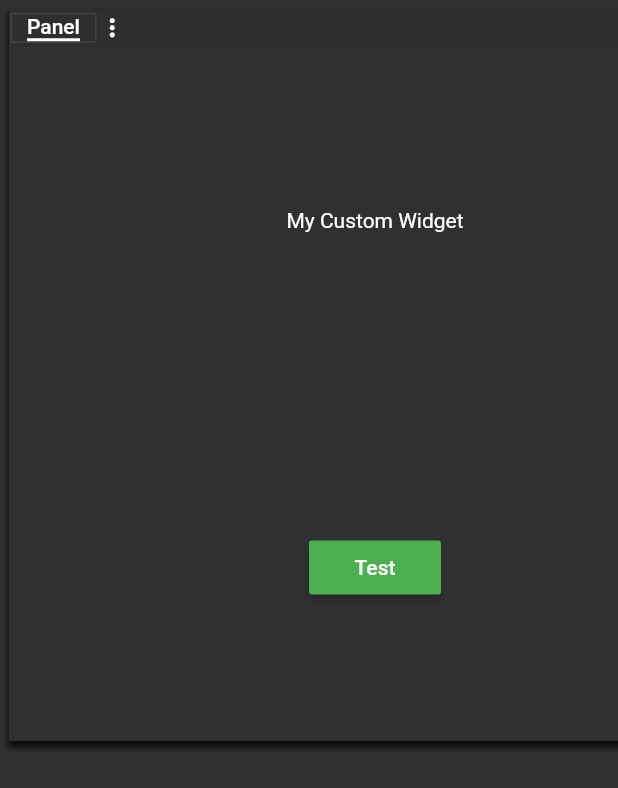
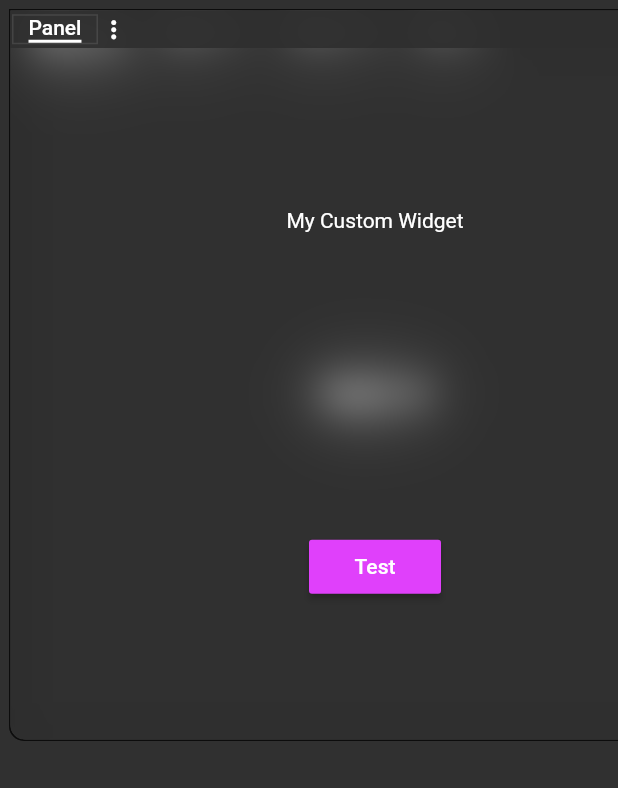
Before and after one commit to BlankSTDIO/panels, a Flutter app: the screen it shows after launch, on a phone screen of 412 x 824 dp. Shown: the top 788 px of the screen. Run offline on Flutter 3.47's test engine with Material 2 defaults, Android fonts, the phone set to English and light mode, and no system bars.

Commit message:
Added PanelThemes

```diff
--- a/example/lib/main.dart
+++ b/example/lib/main.dart
@@ -1,5 +1,6 @@
 import 'package:flutter/material.dart';
 import 'package:panels/panels.dart';
+import 'package:panels/themes.dart';
 
 void main() {
   runApp(ExampleApplication());
@@ -11,7 +12,7 @@ class ExampleApplication extends StatelessWidget {
   Widget build(BuildContext context) {
     return MaterialApp(
       theme: ThemeData.dark().copyWith(
-        primaryColor: Colors.green
+        primaryColor: Colors.purpleAccent
       ),
       home: Example(),
     );
@@ -23,10 +24,13 @@ class Example extends StatelessWidget {
   @override
   Widget build(BuildContext context) {
     return Scaffold(
-      body: PanelsManager(
-        children: [
-          MyCustomWidget()
-        ]
+      body: PanelsTheme(
+        data: FrostedPanelsThemeData(), // PanelsThemeData()
+        child: PanelsManager(
+          children: [
+            MyCustomWidget()
+          ]
+        ),
       ),
     );
   }
--- a/lib/panels.dart
+++ b/lib/panels.dart
@@ -6,41 +6,50 @@ import 'dart:ui';
 import 'package:flutter/gestures.dart';
 import 'package:flutter/material.dart';
 import 'package:flutter/widgets.dart';
+import 'package:panels/themes.dart';
 
 
 typedef AddPanelCallback = void Function({ required Widget widget, String? title });
+typedef AddPanelWithTabsCallback = void Function({ required List<Widget> widgets, required List<String?> titles });
 typedef PanelKeyCallback = void Function(Key key);
 
 class Panels extends InheritedWidget {
 
   final AddPanelCallback addPanel;
+  final AddPanelWithTabsCallback addPanelWithTabs;
   final PanelKeyCallback removePanel;
   final PanelKeyCallback selectPanel;
+  final Key? currentlySelectedPanelKey;
 
   Panels({
     Key? key,
     required Widget child,
     required this.addPanel,
+    required this.addPanelWithTabs,
     required this.removePanel,
-    required this.selectPanel
+    required this.selectPanel,
+    required this.currentlySelectedPanelKey,
   }) : super(key: key, child: child);
 
   static Panels of(BuildContext context) => context.dependOnInheritedWidgetOfExactType<Panels>()!;
 
   @override
-  bool updateShouldNotify(covariant InheritedWidget oldWidget) {
-    // TODO: implement updateShouldNotify
-    return true;
+  bool updateShouldNotify(Panels oldWidget) {
+    return currentlySelectedPanelKey != oldWidget.currentlySelectedPanelKey;
   }
 }
 
 
 class PanelsManager extends StatefulWidget {
   final List<Widget>? children;
+  final bool debug;
+  final PanelsThemeData? themeData;
 
   PanelsManager({
     Key? key,
-    this.children
+    this.debug = false,
+    this.children,
+    this.themeData
   }) : super(key: key);
 
   @override
@@ -50,6 +59,7 @@ class PanelsManager extends StatefulWidget {
 class _PanelsManagerState extends State<PanelsManager> {
   List<Widget> currentPanels = [];
   Map<Key, Widget> panelsMap = Map<Key, Widget>();
+  late Key? currentlySelectedPanelKey;
 
   @override
   void initState() {
@@ -79,11 +89,11 @@ class _PanelsManagerState extends State<PanelsManager> {
         );
       }
 
-      addPanels(widgets: widgets, titles: titles);
+      addPanelWithTabs(widgets: widgets, titles: titles);
     }
   }
 
-  void addPanels({
+  void addPanelWithTabs({
     required List<Widget> widgets,
     required List<String?> titles
   }) {
@@ -105,7 +115,7 @@ class _PanelsManagerState extends State<PanelsManager> {
     required Widget widget,
     String? title
   }) {
-    addPanels(
+    addPanelWithTabs(
       widgets: [widget],
       titles: [title]
     );
@@ -133,14 +143,27 @@ class _PanelsManagerState extends State<PanelsManager> {
 
   @override
   Widget build(BuildContext context) {
-    return Panels(
+    if(currentPanels.length > 0) currentlySelectedPanelKey = currentPanels.last.key;
+
+    var panels = Panels(
       addPanel: addPanel,
+      addPanelWithTabs: addPanelWithTabs,
       removePanel: removePanel,
       selectPanel: selectPanel,
+      currentlySelectedPanelKey: currentlySelectedPanelKey,
       child: Stack(
         children: currentPanels,
       ),
     );
+
+    if(PanelsTheme.of(context) == null) {
+      return PanelsTheme(
+        child: panels,
+        data: widget.themeData ?? PanelsThemeData()
+      );
+    }
+
+    return panels;
   }
 }
 
@@ -158,14 +181,16 @@ class Panel extends StatefulWidget {
   }) : assert(titles.length == children.length), super(key: key);
 
   @override
-  _PanelState createState() => _PanelState();
+  PanelState createState() => PanelState();
 }
 
-class _PanelState extends State<Panel> with SingleTickerProviderStateMixin{
-
+class PanelState extends State<Panel> with SingleTickerProviderStateMixin{
   late Size size;
   late Offset position = Offset(0, 0);
   bool dragged = false;
+
+  bool get selected => widget.key == Panels.of(context).currentlySelectedPanelKey;
+
   int currentChildIndex = 0;
   late TabController tabController;
 
@@ -177,6 +202,7 @@ class _PanelState extends State<Panel> with SingleTickerProviderStateMixin{
   }
 
   void resizeUp(Offset requestedDelta) {
+    if(!selected) return;
     setState(() {
       var d = setSizeGetDelta(size.width, size.height - requestedDelta.dy);
       position += Offset(0.0, d.height);
@@ -184,12 +210,14 @@ class _PanelState extends State<Panel> with SingleTickerProviderStateMixin{
   }
 
   void resizeDown(Offset requestedDelta) {
+    if(!selected) return;
     setState(() {
       setSizeGetDelta(size.width, size.height + requestedDelta.dy);
     });
   }
 
   void resizeLeft(Offset requestedDelta) {
+    if(!selected) return;
     setState(() {
       var d = setSizeGetDelta(size.width - requestedDelta.dx, size.height);
       position += Offset(d.width, 0.0);
@@ -197,6 +225,7 @@ class _PanelState extends State<Panel> with SingleTickerProviderStateMixin{
   }
 
   void resizeRight(Offset requestedDelta) {
+    if(!selected) return;
     setState(() {
       setSizeGetDelta(size.width + requestedDelta.dx, size.height);
     });
@@ -221,18 +250,9 @@ class _PanelState extends State<Panel> with SingleTickerProviderStateMixin{
 
   @override
   Widget build(BuildContext context) {
-    var random = Random(1335);
-    var debug = false; // * Toggle to show border colors. Will be removed in release
-    var debugColors = List.generate(10, (index) {
-      if(debug) {
-        return Color.fromRGBO(random.nextInt(255), random.nextInt(255), random.nextInt(255), 1.0/(index + 1).toDouble());
-      }
+    var theme = PanelsTheme.of(context)!.data;
+    var debugColors = theme.debugColors;
 
-      return Colors.transparent;
-    });
-
-    var resizeBorderWidth = 6.0;
-    var resizeCornerWidth = 10.0;
     var i = -1;
     var tabList = widget.children.map((e) {
       i++;
@@ -255,19 +275,8 @@ class _PanelState extends State<Panel> with SingleTickerProviderStateMixin{
       );
     }).toList();
 
-    var index = -1;
-
-    var centralListener = Listener(
-      behavior: HitTestBehavior.translucent,
-      onPointerDown: (event) => Panels.of(context).selectPanel(widget.key),
-      child: Container(
-
-        // * Window
-        child: Column(
-          children: [
-
     // * Draggable Top-bar
-            Container(
+    var topBar = Container(
       child: MouseRegion(
         opaque: false,
         cursor: SystemMouseCursors.move,
@@ -314,28 +323,7 @@ class _PanelState extends State<Panel> with SingleTickerProviderStateMixin{
                     : Container()
                 ),
 
-                        PopupMenuButton<String>(
-                          shape: RoundedRectangleBorder(borderRadius: BorderRadius.all(Radius.circular(5))),
-                          tooltip: "Context Menu",
-                          child: Center(
-                            child: Icon(Icons.more_vert, size: 19.0),
-                          ),
-                          initialValue: widget.titles[tabController.index],
-                          onSelected: (String value) {
-                            tabController.animateTo(widget.titles.indexOf(value));
-                          },
-                          itemBuilder: (context) {
-                            return widget.titles.map((String? title) {
-                              return PopupMenuItem<String>(
-                                height: 10.0,
-                                // enabled: title != widget.titles[tabController.index],
-                                value: title ?? "Panel",
-                                child: Text(title ?? "Panel"),
-                              );
-                            }).toList();
-                          },
-                        ),
-
+                theme.contextMenuBuilder(context, this),
 
                 Spacer(flex: 1),
 
@@ -343,24 +331,7 @@ class _PanelState extends State<Panel> with SingleTickerProviderStateMixin{
                   mainAxisAlignment: MainAxisAlignment.spaceAround,
                   mainAxisSize: MainAxisSize.max,
                   children: [
-                            Container(
-                              margin: EdgeInsets.all(5),
-                              child: ClipOval(
-                                child: Material(
-                                  color: Theme.of(context).errorColor,
-                                  shape: CircleBorder(),
-                                  child: InkWell(
-                                    onTap: () => Panels.of(context).removePanel(widget.key),
-                                    child: Container(
-                                      padding: EdgeInsets.all(3),
-                                      child: Center(
-                                        child: Icon(Icons.close, size: 9.0, color: Colors.white,),
-                                      ),
-                                    ),
-                                  ),
-                                ),
-                              ),
-                            ),
+                    theme.closeButtonBuilder(context, () => Panels.of(context).removePanel(widget.key))
                   ],
                 ),
               ],
@@ -368,16 +339,26 @@ class _PanelState extends State<Panel> with SingleTickerProviderStateMixin{
           ),
         ),
       ),
-            ),
+    );
 
-            // * Content
-            Expanded(
+    var content = Expanded(
       child: TabBarView(
         controller: tabController,
         physics: BouncingScrollPhysics(),
         children: widget.children,
       )
-            )
+    );
+
+    var centralListener = Listener(
+      behavior: HitTestBehavior.translucent,
+      onPointerDown: (event) => Panels.of(context).selectPanel(widget.key),
+      child: Container(
+
+        // * Window
+        child: Column(
+          children: [
+            topBar,
+            content
           ],
         )
       ),
@@ -389,9 +370,9 @@ class _PanelState extends State<Panel> with SingleTickerProviderStateMixin{
           children: [
             // * Resize Top Left
             Container(
-              width: resizeCornerWidth,
-              height: resizeCornerWidth,
-              color: debugColors[2],
+              width: theme.resizeCornerWidth,
+              height: theme.resizeCornerWidth,
+              color: debugColors?[2],
               child: MouseRegion(
                 opaque: false,
                 cursor: SystemMouseCursors.resizeUpLeft,
@@ -409,13 +390,13 @@ class _PanelState extends State<Panel> with SingleTickerProviderStateMixin{
             // * Resize Top Center
             Expanded(
               child: Container(
-                height: resizeBorderWidth,
-                color: debugColors[6],
+                height: theme.resizeBorderWidth,
+                color: debugColors?[6],
                 child: MouseRegion(
                   opaque: false,
                   cursor: SystemMouseCursors.resizeUpDown,
                   child: GestureDetector(
-                    behavior: HitTestBehavior.translucent,
+                    behavior: HitTestBehavior.opaque,
                     onVerticalDragUpdate: (event) => resizeUp(event.delta),
                     onVerticalDragStart: (event) => Panels.of(context).selectPanel(widget.key),
                   ),
@@ -425,9 +406,9 @@ class _PanelState extends State<Panel> with SingleTickerProviderStateMixin{
 
             // * Resize Top Right
             Container(
-              width: resizeCornerWidth,
-              height: resizeCornerWidth,
-              color: debugColors[2],
+              width: theme.resizeCornerWidth,
+              height: theme.resizeCornerWidth,
+              color: debugColors?[2],
               child: MouseRegion(
                 opaque: false,
                 cursor: SystemMouseCursors.resizeUpRight,
@@ -449,13 +430,13 @@ class _PanelState extends State<Panel> with SingleTickerProviderStateMixin{
             children: [
               // * Resize Left Center
               Container(
-                width: resizeBorderWidth,
-                color: debugColors[5],
+                width: theme.resizeBorderWidth,
+                color: debugColors?[5],
                 child: MouseRegion(
                   opaque: false,
                   cursor: SystemMouseCursors.resizeLeftRight,
                   child: GestureDetector(
-                    behavior: HitTestBehavior.translucent,
+                    behavior: HitTestBehavior.opaque,
                     onHorizontalDragUpdate: (event) => resizeLeft(event.delta),
                     onHorizontalDragStart: (event) => Panels.of(context).selectPanel(widget.key),
                   ),
@@ -468,13 +449,13 @@ class _PanelState extends State<Panel> with SingleTickerProviderStateMixin{
 
               // * Resize Right Center
               Container(
-                width: resizeBorderWidth,
-                color: debugColors[5],
+                width: theme.resizeBorderWidth,
+                color: debugColors?[5],
                 child: MouseRegion(
                   opaque: false,
                   cursor: SystemMouseCursors.resizeLeftRight,
                   child: GestureDetector(
-                    behavior: HitTestBehavior.translucent,
+                    behavior: HitTestBehavior.opaque,
                     onHorizontalDragUpdate: (event) => resizeRight(event.delta),
                     onHorizontalDragStart: (event) => Panels.of(context).selectPanel(widget.key),
                   ),
@@ -489,9 +470,9 @@ class _PanelState extends State<Panel> with SingleTickerProviderStateMixin{
           children: [
             // * Resize Bottom Left
             Container(
-              width: resizeCornerWidth,
-              height: resizeCornerWidth,
-              color: debugColors[2],
+              width: theme.resizeCornerWidth,
+              height: theme.resizeCornerWidth,
+              color: debugColors?[2],
               child: MouseRegion(
                 opaque: false,
                 cursor: SystemMouseCursors.resizeDownLeft,
@@ -509,13 +490,13 @@ class _PanelState extends State<Panel> with SingleTickerProviderStateMixin{
             // * Resize Bottom Center
             Expanded(
               child: Container(
-                height: resizeBorderWidth,
-                color: debugColors[6],
+                height: theme.resizeBorderWidth,
+                color: debugColors?[6],
                 child: MouseRegion(
                   opaque: false,
                   cursor: SystemMouseCursors.resizeUpDown,
                   child: GestureDetector(
-                    behavior: HitTestBehavior.translucent,
+                    behavior: HitTestBehavior.opaque,
                     onVerticalDragUpdate: (event) => resizeDown(event.delta),
                     onVerticalDragStart: (event) => Panels.of(context).selectPanel(widget.key),
                   ),
@@ -525,9 +506,9 @@ class _PanelState extends State<Panel> with SingleTickerProviderStateMixin{
 
             // * Resize Bottom Right
             Container(
-              width: resizeCornerWidth,
-              height: resizeCornerWidth,
-              color: debugColors[2],
+              width: theme.resizeCornerWidth,
+              height: theme.resizeCornerWidth,
+              color: debugColors?[2],
               child: MouseRegion(
                 opaque: false,
                 cursor: SystemMouseCursors.resizeDownRight,
@@ -556,16 +537,8 @@ class _PanelState extends State<Panel> with SingleTickerProviderStateMixin{
           children: [
             Positioned.fill(
               child: Container(
-                padding: EdgeInsets.all(resizeBorderWidth),
-                child: Material(
-                  elevation: dragged ? 5.0 : 2.0,
-                  child: Container(
-                    color: debugColors[9],
-
-                    // * Central Select Listener
-                    child: centralListener
-                  )
-                ),
+                padding: EdgeInsets.all(theme.resizeBorderWidth),
+                child: theme.frameBuilder(context, this, centralListener)
               )
             ),
 
--- /dev/null
+++ b/lib/themes.dart
@@ -0,0 +1,218 @@
+
+import 'dart:ffi';
+import 'dart:math';
+import 'dart:ui';
+
+import 'package:flutter/foundation.dart';
+import 'package:flutter/material.dart';
+import 'package:panels/panels.dart';
+
+
+typedef ButtonBuilder = Widget Function(BuildContext context, VoidCallback onTap);
+typedef PanelStateBuilder = Widget Function(BuildContext context, PanelState state);
+typedef PanelStateChildBuilder = Widget Function(BuildContext context, PanelState state, Widget child);
+
+
+class PanelsTheme extends InheritedTheme {
+  final PanelsThemeData data;
+
+
+  @override
+  bool updateShouldNotify(PanelsTheme oldWidget) {
+    return oldWidget.data != data;
+  }
+
+  @override
+  Widget wrap(BuildContext context, Widget child) {
+    return PanelsTheme(data: data, child: child);
+  }
+
+  static PanelsTheme? of(BuildContext context) => context.dependOnInheritedWidgetOfExactType<PanelsTheme>();
+
+  PanelsTheme({
+    Key? key,
+    required this.data,
+    required Widget child
+  }) : super(key: key, child: child);
+}
+
+
+class PanelsThemeData with Diagnosticable {
+  final double resizeBorderWidth;
+  final double resizeCornerWidth;
+  final double frameDraggedElevation;
+  final double frameStaticElevation;
+
+  final bool showDebugColors;
+
+  List<Color>? get debugColors {
+    var size = 10;
+    if(!showDebugColors) return List.filled(size, Colors.transparent);
+
+    var random = Random(1335);
+
+    return List.generate(size, (index) => Color.fromRGBO(random.nextInt(255), random.nextInt(255), random.nextInt(255), 1.0/(index + 1).toDouble()));
+  }
+
+  final ButtonBuilder closeButtonBuilder;
+  static Widget defaultCloseButtonBuilder(BuildContext context, VoidCallback onTap) {
+    return Container(
+      margin: EdgeInsets.all(5),
+      child: ClipOval(
+        child: Material(
+          color: Theme.of(context).errorColor,
+          shape: CircleBorder(),
+          child: InkWell(
+            onTap: onTap,
+            child: Container(
+              padding: EdgeInsets.all(3),
+              child: Center(
+                child: Icon(Icons.close, size: 9.0, color: Colors.white,),
+              ),
+            ),
+          ),
+        ),
+      ),
+    );
+  }
+
+  final PanelStateBuilder contextMenuBuilder;
+  static Widget defaultContextMenuBuilder(BuildContext context, PanelState state) {
+    return PopupMenuButton<String>(
+      shape: RoundedRectangleBorder(borderRadius: BorderRadius.all(Radius.circular(5))),
+      tooltip: "Context Menu",
+      child: Center(
+        child: Icon(Icons.more_vert, size: 19.0),
+      ),
+      initialValue: state.widget.titles[state.tabController.index],
+      onSelected: (String value) {
+        state.tabController.animateTo(state.widget.titles.indexOf(value));
+      },
+      itemBuilder: (context) {
+        return state.widget.titles.map((String? title) {
+          return PopupMenuItem<String>(
+            height: 10.0,
+            // enabled: title != widget.titles[tabController.index],
+            value: title ?? "Panel",
+            child: Text(title ?? "Panel"),
+          );
+        }).toList();
+      },
+    );
+  }
+
+  final PanelStateChildBuilder frameBuilder;
+  static Widget defaultFrameBuilder(BuildContext context, PanelState state, Widget child) {
+    var theme = PanelsTheme.of(context)!.data;
+
+    return Material(
+      elevation: state.dragged ? theme.frameDraggedElevation : theme.frameStaticElevation,
+      child: Container(
+        color: theme.debugColors?[9],
+        child: child
+      )
+    );
+  }
+
+  PanelsThemeData({
+    this.resizeBorderWidth = 6.0,
+    this.resizeCornerWidth = 10.0,
+    this.frameDraggedElevation = 4.0,
+    this.frameStaticElevation = 2.0,
+
+    this.closeButtonBuilder = defaultCloseButtonBuilder,
+    this.contextMenuBuilder = defaultContextMenuBuilder,
+    this.frameBuilder = defaultFrameBuilder,
+    this.showDebugColors = false
+  });
+
+  @override
+  int get hashCode {
+    return hashValues(
+      resizeBorderWidth,
+      resizeCornerWidth,
+      frameDraggedElevation,
+      frameStaticElevation,
+      showDebugColors,
+      closeButtonBuilder,
+      contextMenuBuilder,
+      frameBuilder
+    );
+  }
+
+  @override
+  bool operator == (Object other) {
+    if (identical(this, other))
+      return true;
+    if (other.runtimeType != runtimeType)
+      return false;
+    return other is PanelsThemeData && other.hashCode == hashCode;
+  }
+}
+
+class FrostedPanelsThemeData extends PanelsThemeData {
+
+  static Widget frostedFrameBuilder(BuildContext context, PanelState state, Widget child) {
+    var theme = PanelsTheme.of(context)!.data;
+    var border = BorderRadius.only(
+      bottomLeft: Radius.circular(10.0),
+      bottomRight: Radius.circular(10.0),
+      topRight: Radius.circular(10.0)
+    );
+
+    return Container(
+      decoration: BoxDecoration(
+        borderRadius: border,
+        border: Border.all(
+          color: Colors.black.withOpacity(0.2)
+        ),
+      ),
+      child: ClipRRect(
+        borderRadius: border,
+        child: BackdropFilter(
+          filter: ImageFilter.blur(sigmaX: 12.0, sigmaY: 12.0),
+          child: Material(
+            shape: RoundedRectangleBorder(
+              borderRadius: border,
+            ),
+            type: MaterialType.transparency,
+            child: Container(
+              color: theme.debugColors?[9],
+              child: child
+            )
+          ),
+        )
+      ),
+    );
+  }
+
+  static Widget frostedContextMenuBuilder(BuildContext context, PanelState state) {
+    return PopupMenuButton<String>(
+      shape: RoundedRectangleBorder(borderRadius: BorderRadius.all(Radius.circular(5))),
+      tooltip: "Context Menu",
+      child: Center(
+        child: Icon(Icons.more_vert, size: 19.0),
+      ),
+      initialValue: state.widget.titles[state.tabController.index],
+      onSelected: (String value) {
+        state.tabController.animateTo(state.widget.titles.indexOf(value));
+      },
+      color: Theme.of(context).popupMenuTheme.color?.withOpacity(0.5),
+      itemBuilder: (context) {
+        return state.widget.titles.map((String? title) {
+          return PopupMenuItem<String>(
+            height: 10.0,
+            // enabled: title != widget.titles[tabController.index],
+            value: title ?? "Panel",
+            child: Text(title ?? "Panel"),
+          );
+        }).toList();
+      },
+    );
+  }
+
+  FrostedPanelsThemeData() : super(
+    frameBuilder: frostedFrameBuilder,
+    contextMenuBuilder: frostedContextMenuBuilder
+  );
+}
--- a/pubspec.yaml
+++ b/pubspec.yaml
@@ -1,6 +1,6 @@
 name: panels
 description: Panels is a flutter package that aims to provide a set of useful desktop UI panels that can move around, dock and tab like we expect in more robust desktop applications.
-version: 0.0.1
+version: 0.0.2
 
 repository: https://github.com/BlankSTDIO/panels
 homepage: https://github.com/BlankSTDIO/panels
```
Also changed, not shown: example/pubspec.lock, 2 other files. Lines whose indentation alone changed are shown as unchanged.
